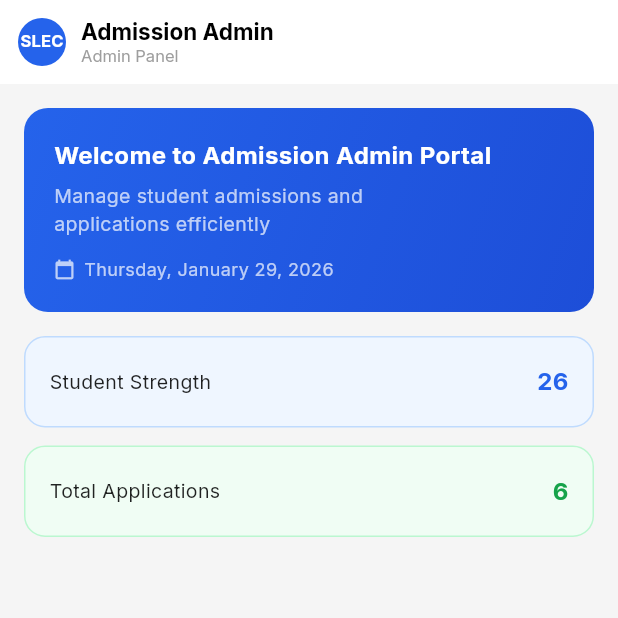
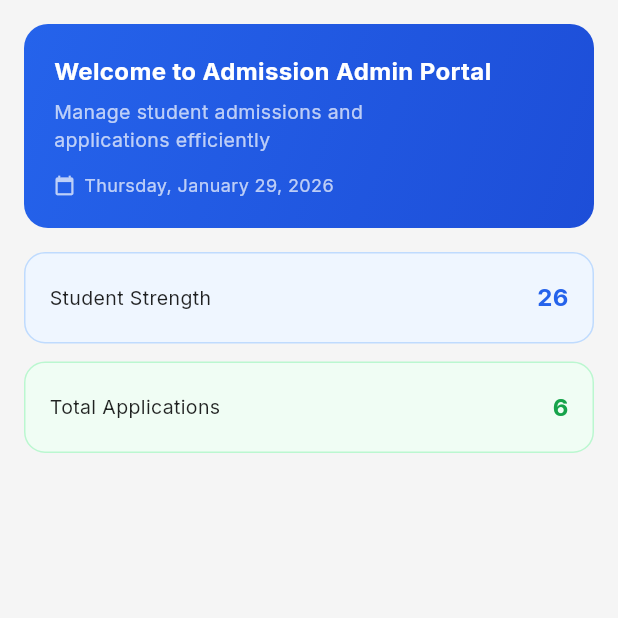
Before and after one commit to kishoreerp/ERP-Campus-Connect, a Flutter app: the AdmissionHomeScreen screen opened directly, on a phone screen of 412 x 824 dp, the top half of it. Run offline on Flutter 3.47's test engine with Material 3 defaults, Android fonts, the phone set to English and light mode, and no system bars; our stand-ins replace cloud_firestore, file_picker, firebase_auth, firebase_core, google_fonts, shared_preferences and 1 more; accounts and stored records are empty; generated files the repository leaves out were written again.

Commit message:
Admission portal screen updates

```diff
--- a/frontend/lib/screens/admission_portal/admission_home_screen.dart
+++ b/frontend/lib/screens/admission_portal/admission_home_screen.dart
@@ -10,52 +10,10 @@ class AdmissionHomeScreen extends StatelessWidget {
     return Scaffold(
       backgroundColor: Colors.grey[100],
 
-      // ================= APP BAR =================
-      appBar: AppBar(
-        elevation: 0,
-        backgroundColor: Colors.white,
-        automaticallyImplyLeading: false,
-        titleSpacing: 12,
-        title: Row(
-          children: const [
-            CircleAvatar(
-              radius: 16,
-              backgroundColor: Color(0xFF2563EB),
-              child: Text(
-                'SLEC',
-                style: TextStyle(
-                  color: Colors.white,
-                  fontSize: 11,
-                  fontWeight: FontWeight.bold,
-                ),
-              ),
-            ),
-            SizedBox(width: 10),
-            Column(
-              crossAxisAlignment: CrossAxisAlignment.start,
-              children: [
-                Text(
-                  'Admission Admin',
-                  style: TextStyle(
-                    color: Colors.black,
-                    fontWeight: FontWeight.bold,
-                    fontSize: 15,
-                  ),
-                ),
-                Text(
-                  'Admin Panel',
-                  style: TextStyle(
-                    color: Colors.grey,
-                    fontSize: 11,
-                  ),
-                ),
-              ],
-            ),
-          ],
-        ),
-      ),
+
 
       // ================= BODY =================
+
       body: Padding(
         padding: const EdgeInsets.all(16),
         child: Column(
```
Also changed, not shown: frontend/lib/screens/admission_portal/admission_portal_screen.dart (+61 -8 lines), frontend/lib/screens/admission_portal/admission_screen.dart (+0 -47 lines), frontend/lib/screens/admission_portal/admission_student_screen.dart (+0 -54 lines).
